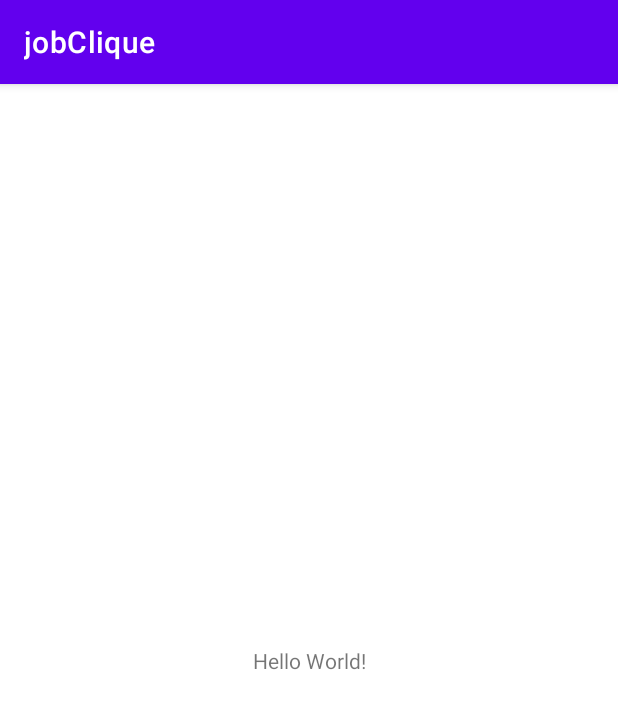
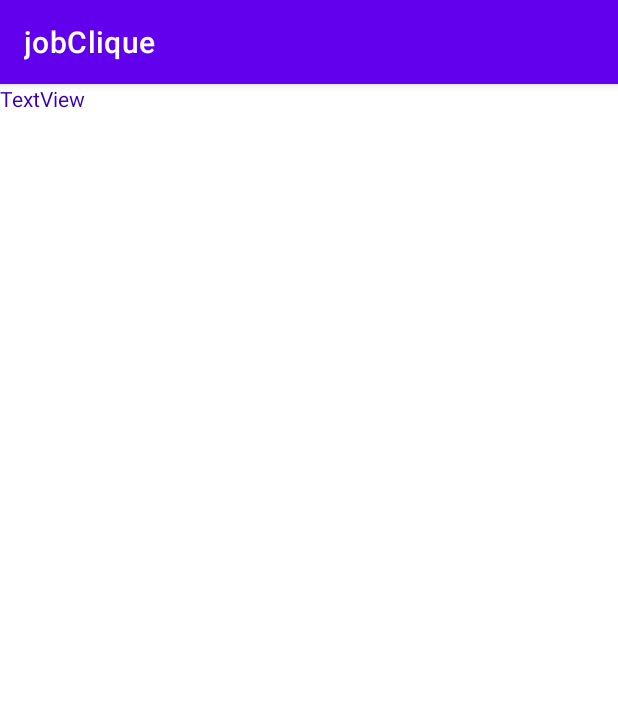
Before and after one commit to IT21252990/Job_Clique, an Android app: the screen it shows after launch (MainActivity), on a phone screen of 412 x 824 dp. Shown: the top 709 px of the screen. Run offline under Robolectric (Android 15) with nearby library versions, the light colour scheme and no system bars.

Commit message:
Job Application

```diff
--- a/app/src/main/res/layout/activity_main.xml
+++ b/app/src/main/res/layout/activity_main.xml
@@ -7,12 +7,13 @@
     tools:context=".MainActivity">
 
     <TextView
+        android:id="@+id/textView"
         android:layout_width="wrap_content"
         android:layout_height="wrap_content"
-        android:text="Hello World!"
-        app:layout_constraintBottom_toBottomOf="parent"
-        app:layout_constraintEnd_toEndOf="parent"
-        app:layout_constraintStart_toStartOf="parent"
-        app:layout_constraintTop_toTopOf="parent" />
-
+        android:shadowColor="@color/purple_200"
+        android:text="TextView"
+        android:textColor="@color/purple_700"
+        tools:layout_editor_absoluteX="180dp"
+        tools:layout_editor_absoluteY="321dp"
+        tools:text="@string/jobApplication" />
 </androidx.constraintlayout.widget.ConstraintLayout>
--- a/app/src/main/res/values/strings.xml
+++ b/app/src/main/res/values/strings.xml
@@ -1,3 +1,4 @@
 <resources>
     <string name="app_name">jobClique</string>
+    <string name="jobApplication">Job application</string>
 </resources>
```
